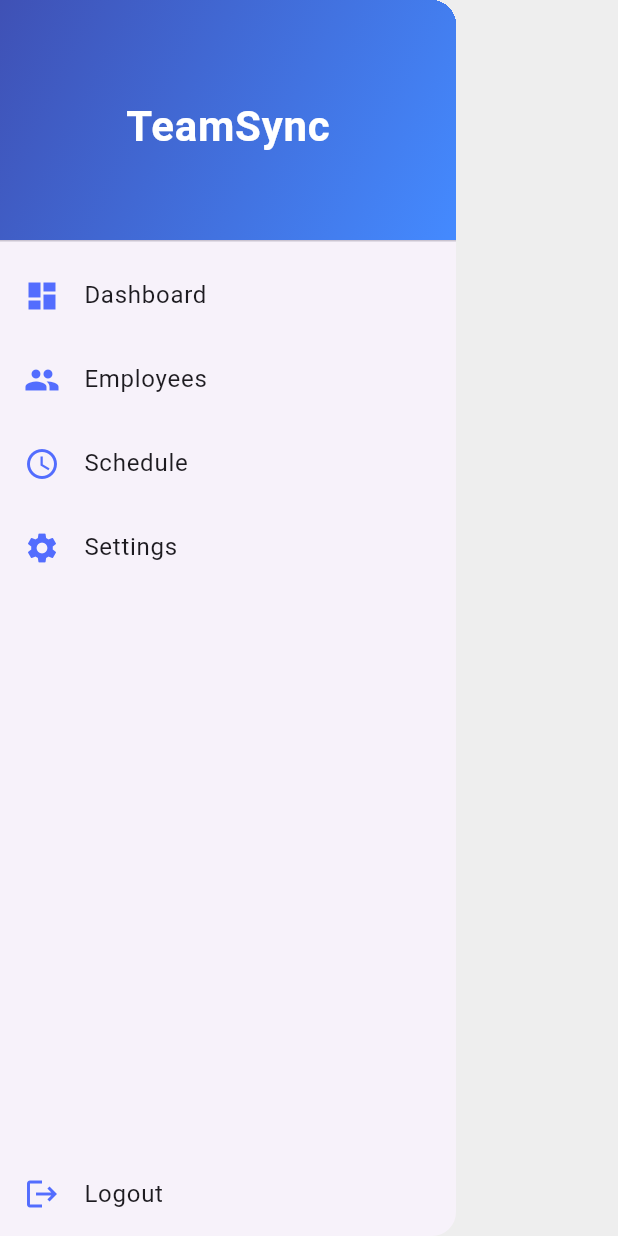
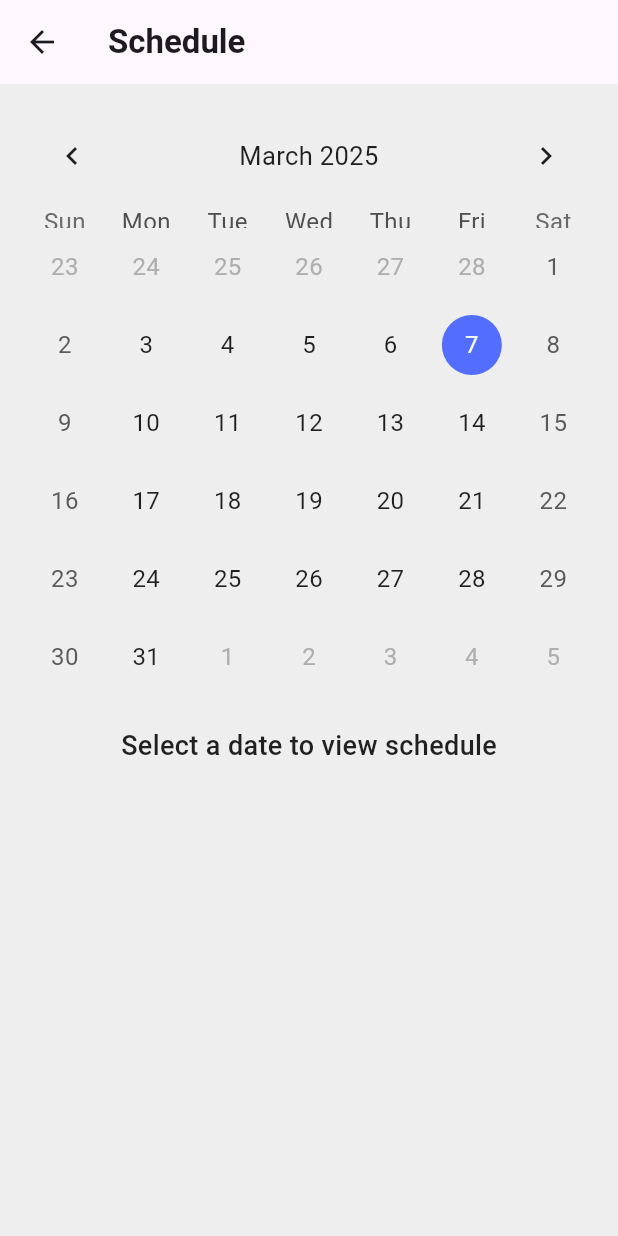
Before and after one commit to emnggprw/teamsync, a Flutter app: the ResponsiveDrawer widget shown alone on an empty page, opened directly, after a tap on "Schedule", on a phone screen of 412 x 824 dp. Run offline on Flutter 3.47's test engine with Material 3 defaults, Android fonts, the phone set to English and light mode, and no system bars; drawn by our look-alikes of table_calendar.

Commit message:
Added table calendar selector for schedule screen

```diff
--- a/lib/main.dart
+++ b/lib/main.dart
@@ -1,4 +1,5 @@
 import 'package:flutter/material.dart';
+import 'package:table_calendar/table_calendar.dart';
 
 void main() {
   runApp(TeamSyncApp());
@@ -82,6 +83,66 @@
   }
 }
 
+class ScheduleScreen extends StatefulWidget {
+  @override
+  _ScheduleScreenState createState() => _ScheduleScreenState();
+}
+
+class _ScheduleScreenState extends State<ScheduleScreen> {
+  DateTime _focusedDay = DateTime.now();
+  DateTime? _selectedDay;
+
+  @override
+  Widget build(BuildContext context) {
+    return Scaffold(
+      appBar: AppBar(
+        title: Text('Schedule'),
+      ),
+      body: Padding(
+        padding: const EdgeInsets.all(16.0),
+        child: Column(
+          children: [
+            TableCalendar(
+              firstDay: DateTime.utc(2020, 1, 1),
+              lastDay: DateTime.utc(2030, 12, 31),
+              focusedDay: _focusedDay,
+              selectedDayPredicate: (day) => isSameDay(_selectedDay, day),
+              onDaySelected: (selectedDay, focusedDay) {
+                setState(() {
+                  _selectedDay = selectedDay;
+                  _focusedDay = focusedDay;
+                });
+              },
+              calendarFormat: CalendarFormat.month,
+              headerStyle: HeaderStyle(
+                formatButtonVisible: false,
+                titleCentered: true,
+              ),
+              calendarStyle: CalendarStyle(
+                todayDecoration: BoxDecoration(
+                  color: Colors.indigoAccent,
+                  shape: BoxShape.circle,
+                ),
+                selectedDecoration: BoxDecoration(
+                  color: Colors.blueAccent,
+                  shape: BoxShape.circle,
+                ),
+              ),
+            ),
+            SizedBox(height: 20),
+            Text(
+              _selectedDay == null
+                  ? "Select a date to view schedule"
+                  : "Selected Date: ${_selectedDay!.toLocal()}".split(' ')[0],
+              style: TextStyle(fontSize: 18, fontWeight: FontWeight.w500),
+            ),
+          ],
+        ),
+      ),
+    );
+  }
+}
+
 class ResponsiveDrawer extends StatelessWidget {
   final bool isCollapsed;
   ResponsiveDrawer({this.isCollapsed = true});
@@ -108,10 +169,26 @@
                   )),
             ),
           ),
-          _drawerItem(icon: Icons.dashboard, text: 'Dashboard', onTap: () {}),
-          _drawerItem(icon: Icons.people, text: 'Employees', onTap: () {}),
-          _drawerItem(icon: Icons.schedule, text: 'Schedule', onTap: () {}),
-          _drawerItem(icon: Icons.settings, text: 'Settings', onTap: () {}),
+          _drawerItem(
+              icon: Icons.dashboard,
+              text: 'Dashboard',
+              onTap: () {
+                Navigator.push(context, MaterialPageRoute(builder: (context) => DashboardScreen()));
+              }),
+          _drawerItem(
+              icon: Icons.people,
+              text: 'Employees',
+              onTap: () {}),
+          _drawerItem(
+              icon: Icons.schedule,
+              text: 'Schedule',
+              onTap: () {
+                Navigator.push(context, MaterialPageRoute(builder: (context) => ScheduleScreen()));
+              }),
+          _drawerItem(
+              icon: Icons.settings,
+              text: 'Settings',
+              onTap: () {}),
           Spacer(),
           _drawerItem(icon: Icons.logout, text: 'Logout', onTap: () {}),
         ],
--- a/pubspec.yaml
+++ b/pubspec.yaml
@@ -34,6 +34,7 @@
   # The following adds the Cupertino Icons font to your application.
   # Use with the CupertinoIcons class for iOS style icons.
   cupertino_icons: ^1.0.8
+  table_calendar: ^3.0.9
 
 dev_dependencies:
   flutter_test:
```
Also changed, not shown: pubspec.lock.
